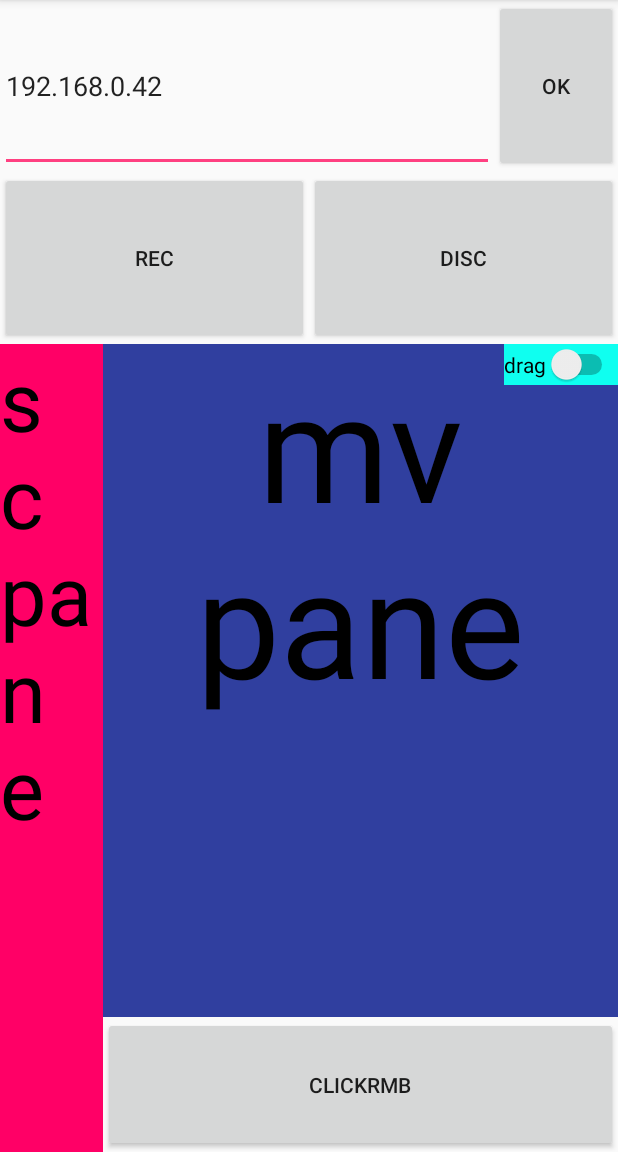
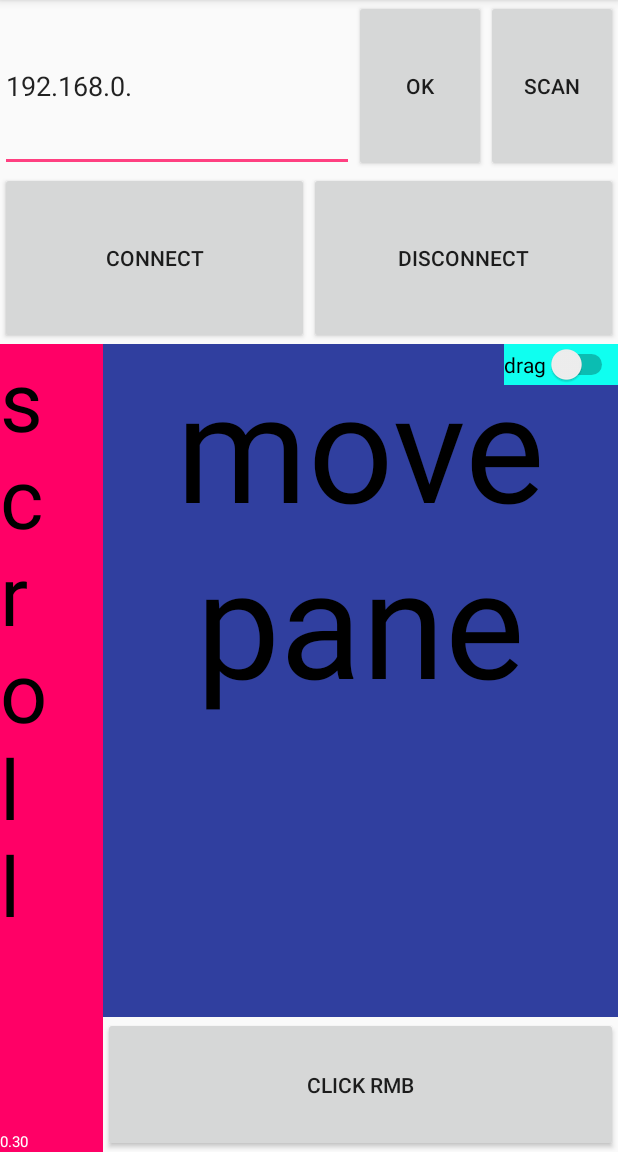
Before and after one commit to moonlightMoth/DistantMouseAndroidClient, an Android app: the screen it shows after launch (ControlPanelActivity), on a phone screen of 412 x 824 dp, the part 84-1236 px from its top. Run offline under Robolectric (Android 15) with nearby library versions, the phone set to English and light mode, and no system bars.

Commit message:
version 0.30. added device scan

```diff
--- a/app/src/main/java/com/crutcher/inpctrlclient/ControlPanelActivity.java
+++ b/app/src/main/java/com/crutcher/inpctrlclient/ControlPanelActivity.java
@@ -5,11 +5,15 @@ import android.support.v7.app.AppCompatActivity;
 import android.util.Log;
 import android.view.MotionEvent;
 import android.view.View;
+import android.view.autofill.AutofillValue;
 import android.widget.Button;
 import android.widget.CompoundButton;
 import android.widget.EditText;
 import android.widget.Switch;
 import android.widget.TextView;
+import android.widget.Toast;
+
+import java.net.InetAddress;
 
 import static java.lang.Math.abs;
 
@@ -24,8 +28,8 @@ public class ControlPanelActivity extends AppCompatActivity {
     private int olderY;
 
     private long lastTouchDown;
-    private static int CLICK_ACTION_THRESHOLD = 110;
-    private static int SCROLL_THRESHOLD = 20;
+    private static final int CLICK_ACTION_THRESHOLD = 110;
+    private static final int SCROLL_THRESHOLD = 20;
 
     private Button setIP;
     private Button rec;
@@ -35,6 +39,7 @@ public class ControlPanelActivity extends AppCompatActivity {
     private EditText etSetIP;
     private View mvPane;
     private Switch dragSwitch;
+    private Button scanButton;
 
     @Override
     protected void onCreate(Bundle savedInstanceState) {
@@ -50,6 +55,9 @@ public class ControlPanelActivity extends AppCompatActivity {
         etSetIP = findViewById(R.id.etSetIP);
         mvPane = findViewById(R.id.mvPane);
         dragSwitch = findViewById(R.id.dragSwitch);
+        scanButton = findViewById(R.id.bScan);
+
+        ((TextView)findViewById(R.id.tvVersion)).setText(BuildConfig.VERSION_NAME);
 
         connectListeners();
     }
@@ -78,6 +86,27 @@ public class ControlPanelActivity extends AppCompatActivity {
                     connect();
             }
         });
+
+        scanButton.setOnClickListener(new View.OnClickListener() {
+            @Override
+            public void onClick(View view) {
+
+                ScanAsyncTask scanAsyncTask = new ScanAsyncTask(ControlPanelActivity.this::insertAutofill);
+                scanAsyncTask.execute(0);
+
+            }
+        });
+    }
+
+    private void insertAutofill(InetAddress inetAddress)
+    {
+        if (inetAddress != null) {
+            Toast.makeText(ControlPanelActivity.this, inetAddress.getHostAddress() + " found", Toast.LENGTH_LONG).show();
+            etSetIP.autofill(AutofillValue.forText(inetAddress.getHostAddress()));
+        }
+        else
+            Toast.makeText(ControlPanelActivity.this, "No response from any server", Toast.LENGTH_LONG).show();
+
     }
 
     private void connectSocketRelatedListeners()
--- a/app/src/main/java/com/crutcher/inpctrlclient/GlobalVars.java
+++ b/app/src/main/java/com/crutcher/inpctrlclient/GlobalVars.java
@@ -2,7 +2,7 @@ package com.crutcher.inpctrlclient;
 
 public class GlobalVars
 {
-    private static String IpAddr = "192.168.0.42";
+    private static String IpAddr = "192.168.0.";
 
     static void setIpAddr(String ipAddr) {
         IpAddr = ipAddr;
--- a/app/src/main/res/layout/activity_control_panel.xml
+++ b/app/src/main/res/layout/activity_control_panel.xml
@@ -23,12 +23,25 @@
                 android:layout_weight="4"
                 android:id="@+id/etSetIP"/>
 
-            <Button
-                android:layout_width="0dp"
+            <LinearLayout
+                android:layout_width="wrap_content"
                 android:layout_height="match_parent"
-                android:layout_weight="1"
-                android:text="OK"
-                android:id="@+id/bSetIP"/>
+                >
+                <Button
+                    android:layout_width="0dp"
+                    android:layout_height="match_parent"
+                    android:layout_weight="1"
+                    android:text="OK"
+                    android:id="@+id/bSetIP"/>
+
+                <Button
+                    android:layout_width="wrap_content"
+                    android:layout_height="match_parent"
+                    android:id="@+id/bScan"
+                    android:text="Scan" />
+
+
+            </LinearLayout>
 
 
         </LinearLayout>
@@ -44,14 +57,14 @@
                 android:layout_height="match_parent"
                 android:layout_weight="1"
                 android:id="@+id/reconnect"
-                android:text="rec"/>
+                android:text="Connect"/>
 
             <android.support.v7.widget.AppCompatButton
                 android:layout_width="0dp"
                 android:layout_height="match_parent"
                 android:layout_weight="1"
                 android:id="@+id/disc"
-                android:text="disc"/>
+                android:text="Disconnect"/>
 
 
         </LinearLayout>
@@ -67,7 +80,7 @@
                 android:layout_height="match_parent"
                 android:layout_weight="1"
                 android:id="@+id/scPane"
-                android:text="s c pan e"
+                android:text="s   c    r    o    l      l"
                 android:textColor="#000000"
                 android:textSize="55dp"
                 android:background="#FF0066"/>
@@ -86,7 +99,7 @@
                     <TextView
                         android:layout_width="match_parent"
                         android:layout_height="match_parent"
-                        android:text="mv pane"
+                        android:text="move pane"
                         android:textColor="#000000"
                         android:visibility="visible"
                         android:textAlignment="center"
@@ -108,7 +121,7 @@
                 <android.support.v7.widget.AppCompatButton
                     android:layout_width="match_parent"
                     android:layout_height="0dp"
-                    android:text="clickRmb"
+                    android:text="click Rmb"
                     android:id="@+id/clickButton"
                     android:layout_weight="1"/>
 
@@ -120,4 +133,15 @@
 
     </LinearLayout>
 
+    <TextView
+        android:layout_width="wrap_content"
+        android:layout_height="wrap_content"
+        android:text="TCP.0.00"
+        android:textSize="10sp"
+        app:layout_constraintLeft_toLeftOf="parent"
+        app:layout_constraintBottom_toBottomOf="parent"
+        android:textColor="#FFFFFF"
+        android:id="@+id/tvVersion"
+        />
+
 </android.support.constraint.ConstraintLayout>
--- a/build.gradle
+++ b/build.gradle
@@ -7,7 +7,7 @@ buildscript {
         jcenter()
     }
     dependencies {
-        classpath 'com.android.tools.build:gradle:3.3.0'
+        classpath 'com.android.tools.build:gradle:3.6.4'
 
 
         // NOTE: Do not place your application dependencies here; they belong
```
Also changed, not shown: app/build.gradle (+10 -6 lines), app/src/main/java/com/crutcher/inpctrlclient/ScanAsyncTask.java (added, +55 -0 lines), gradle/wrapper/gradle-wrapper.properties, 1 other file.
